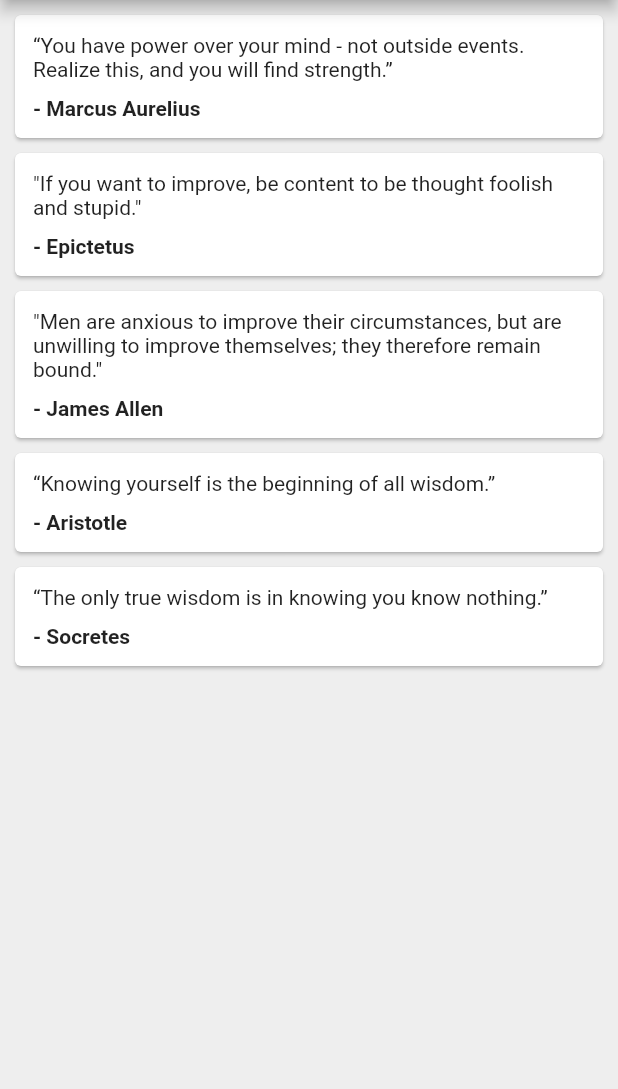
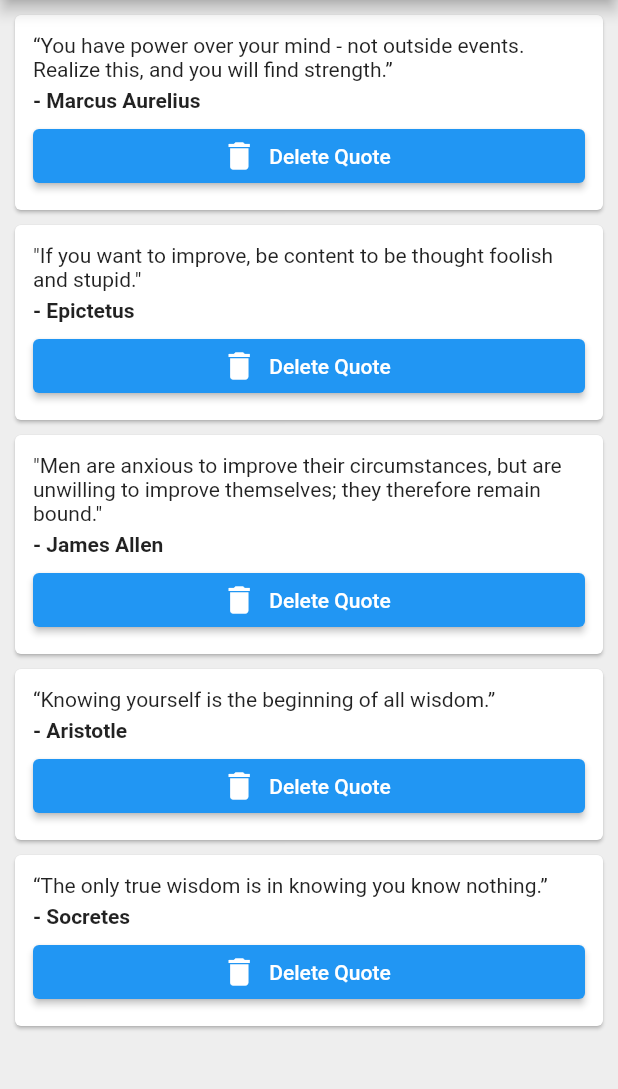
Before and after one commit to kwe92/API-Integreated-Anime-Quotes-App, a Flutter app: the screen it shows after launch, on a phone screen of 412 x 824 dp, the part 84-1173 px from its top. Run offline on Flutter 3.47's test engine with Material 2 defaults, Android fonts, the phone set to English and light mode, and no system bars.

Commit message:
Update
Added Delet Button

```diff
--- a/lib/main.dart
+++ b/lib/main.dart
@@ -44,7 +44,9 @@ class _quotesAppState extends State<quotesApp> {
   int i = 0;
 
   void delete(quote) {
-    quotesList.remove(quote);
+    setState(() {
+      quotesList.remove(quote);
+    });
   }
 
   @override
@@ -60,7 +62,16 @@ class _quotesAppState extends State<quotesApp> {
       ),
       body: Column(
         // mainAxisAlignment: MainAxisAlignment.center,
-        children: quotesList.map((quote) => QuoteCard(quote: quote)).toList(),
+        children: quotesList
+            .map((quote) => QuoteCard(
+                  quote: quote,
+                  delete: () {
+                    setState(() {
+                      quotesList.remove(quote);
+                    });
+                  },
+                ))
+            .toList(),
       ),
     );
   }
--- a/lib/quoteCard.dart
+++ b/lib/quoteCard.dart
@@ -1,11 +1,13 @@
+// ignore_for_file: prefer_const_constructors
+
 import 'package:flutter/material.dart';
-
 import 'quote.dart';
 
 class QuoteCard extends StatelessWidget {
   final Quote quote;
+  final Function delete;
 
-  QuoteCard({required this.quote});
+  QuoteCard({required this.quote, required this.delete});
 
   @override
   Widget build(BuildContext context) {
@@ -18,11 +20,21 @@ class QuoteCard extends StatelessWidget {
           children: [
             Text(quote.quoteText),
             SizedBox(
-              height: 10,
+              height: 5,
             ),
             Text(
               '- ${quote.author}',
               style: TextStyle(fontWeight: FontWeight.bold),
+            ),
+            SizedBox(
+              height: 5.0,
+            ),
+            ElevatedButton.icon(
+              onPressed: () {
+                delete();
+              },
+              icon: Icon(Icons.delete),
+              label: Text('Delete Quote'),
             )
           ],
         ),
```
